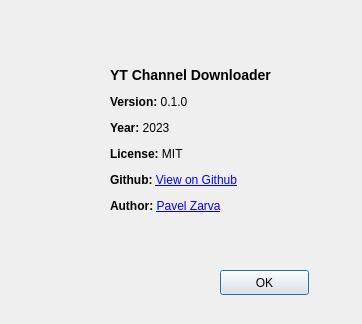
Before: the Qt Designer form about.ui in hyperfield/yt-channel-downloader, drawn with Qt 5.
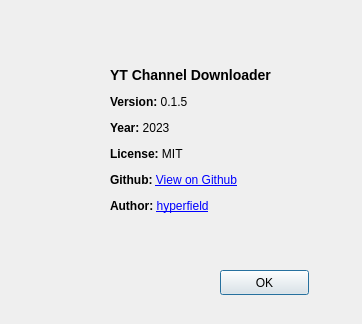
After: the same form once the commit is applied. Icons and pictures are not drawn.

Patch:
```diff
--- a/about.ui
+++ b/about.ui
@@ -29,11 +29,11 @@
 &lt;/head&gt;
 &lt;body&gt;
     &lt;h3&gt;YT Channel Downloader&lt;/h3&gt;
-    &lt;p&gt;&lt;strong&gt;Version:&lt;/strong&gt; 0.1.0&lt;/p&gt;
+    &lt;p&gt;&lt;strong&gt;Version:&lt;/strong&gt; 0.1.5&lt;/p&gt;
     &lt;p&gt;&lt;strong&gt;Year: &lt;/strong&gt;2023&lt;/p&gt;
     &lt;p&gt;&lt;strong&gt;License: &lt;/strong&gt;MIT&lt;/p&gt;
     &lt;p&gt;&lt;strong&gt;Github: &lt;/strong&gt;&lt;a href=&quot;https://github.com/hyperfield/yt-channel-downloader&quot;&gt;View on Github&lt;/a&gt;&lt;/p&gt;
-    &lt;p&gt;&lt;strong&gt;Author: &lt;/strong&gt;&lt;a href=&quot;mailto:pzarva@quicknode.net&quot;&gt;Pavel Zarva&lt;/p&gt;
+    &lt;p&gt;&lt;strong&gt;Author: &lt;/strong&gt;&lt;a href=&quot;mailto:info@quicknode.net&quot;&gt;hyperfield&lt;/p&gt;
 &lt;/body&gt;
 &lt;/html&gt;</string>
    </property>
```
